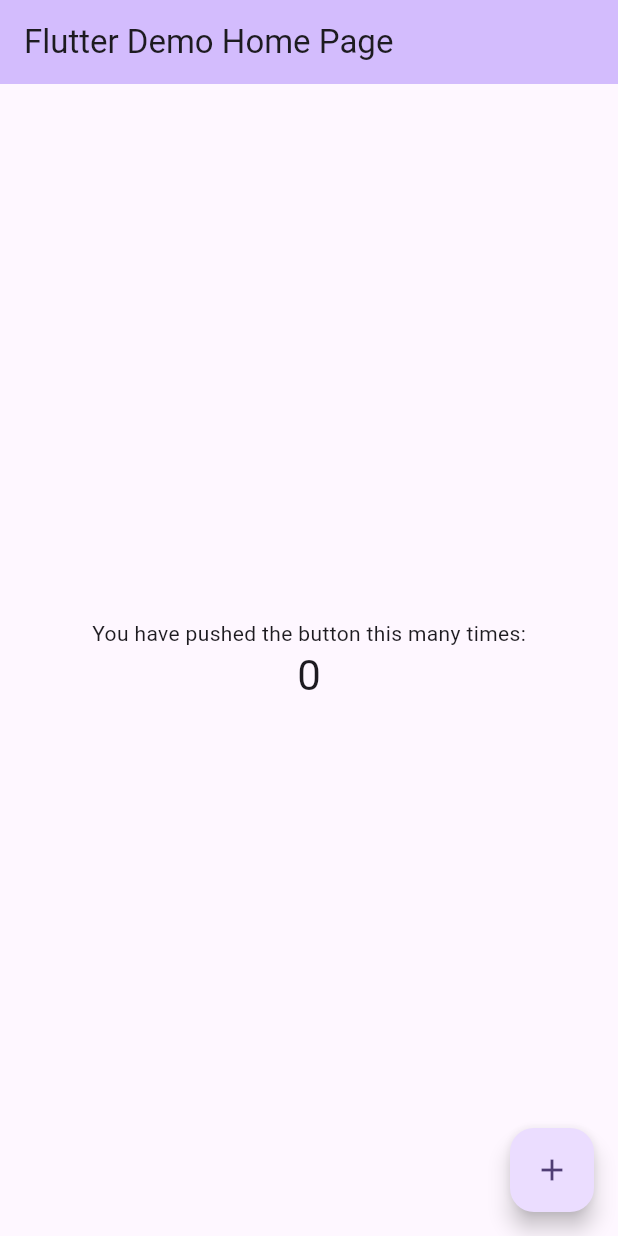
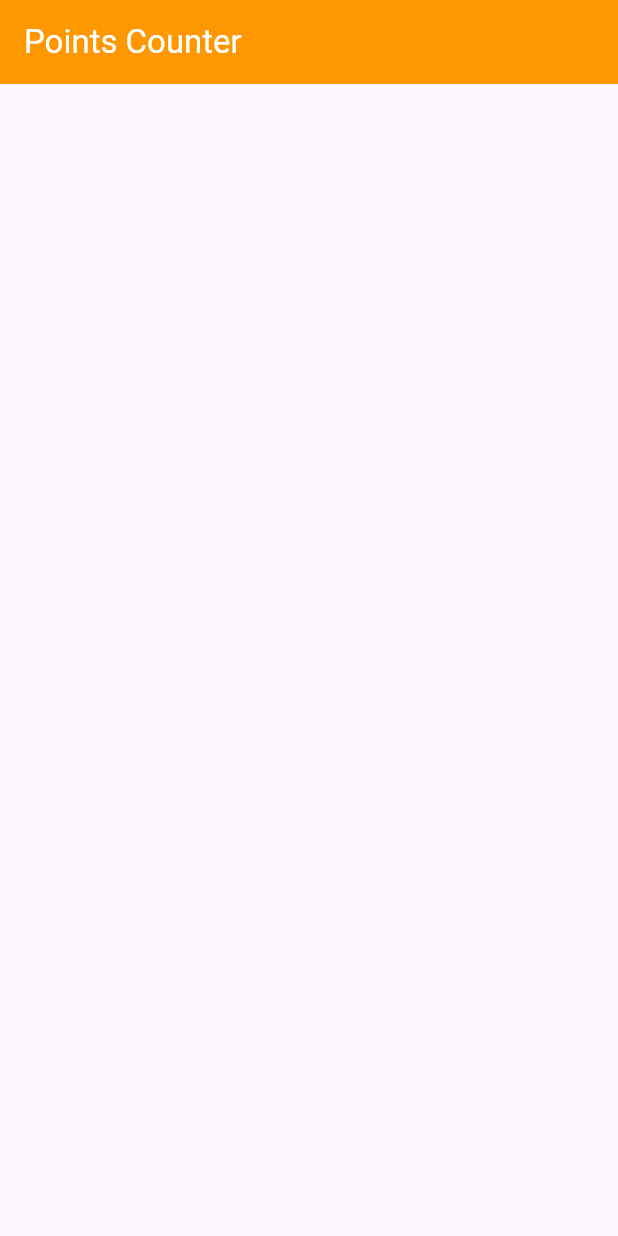
Before and after one commit to 01151634247/Basket_Boint_CounterApp, a Flutter app: the screen it shows after launch, on a phone screen of 412 x 824 dp. Run offline on Flutter 3.47's test engine with Material 3 defaults, Android fonts, the phone set to English and light mode, and no system bars.

Commit message:
create wiget home body

```diff
--- a/lib/main.dart
+++ b/lib/main.dart
@@ -1,122 +1,18 @@
+import 'package:basketball_point_counter_app/widget/Basket_Counter_Body.dart';
 import 'package:flutter/material.dart';
 
 void main() {
-  runApp(const MyApp());
+  runApp(const BasketCounterApp ());
 }
 
-class MyApp extends StatelessWidget {
-  const MyApp({super.key});
+class BasketCounterApp extends StatelessWidget {
+  const BasketCounterApp({super.key});
 
-  // This widget is the root of your application.
   @override
   Widget build(BuildContext context) {
     return MaterialApp(
-      title: 'Flutter Demo',
-      theme: ThemeData(
-        // This is the theme of your application.
-        //
-        // TRY THIS: Try running your application with "flutter run". You'll see
-        // the application has a purple toolbar. Then, without quitting the app,
-        // try changing the seedColor in the colorScheme below to Colors.green
-        // and then invoke "hot reload" (save your changes or press the "hot
-        // reload" button in a Flutter-supported IDE, or press "r" if you used
-        // the command line to start the app).
-        //
-        // Notice that the counter didn't reset back to zero; the application
-        // state is not lost during the reload. To reset the state, use hot
-        // restart instead.
-        //
-        // This works for code too, not just values: Most code changes can be
-        // tested with just a hot reload.
-        colorScheme: .fromSeed(seedColor: Colors.deepPurple),
-      ),
-      home: const MyHomePage(title: 'Flutter Demo Home Page'),
+      debugShowCheckedModeBanner: false,
+      home: BasketCounterBody(),
     );
   }
 }
-
-class MyHomePage extends StatefulWidget {
-  const MyHomePage({super.key, required this.title});
-
-  // This widget is the home page of your application. It is stateful, meaning
-  // that it has a State object (defined below) that contains fields that affect
-  // how it looks.
-
-  // This class is the configuration for the state. It holds the values (in this
-  // case the title) provided by the parent (in this case the App widget) and
-  // used by the build method of the State. Fields in a Widget subclass are
-  // always marked "final".
-
-  final String title;
-
-  @override
-  State<MyHomePage> createState() => _MyHomePageState();
-}
-
-class _MyHomePageState extends State<MyHomePage> {
-  int _counter = 0;
-
-  void _incrementCounter() {
-    setState(() {
-      // This call to setState tells the Flutter framework that something has
-      // changed in this State, which causes it to rerun the build method below
-      // so that the display can reflect the updated values. If we changed
-      // _counter without calling setState(), then the build method would not be
-      // called again, and so nothing would appear to happen.
-      _counter++;
-    });
-  }
-
-  @override
-  Widget build(BuildContext context) {
-    // This method is rerun every time setState is called, for instance as done
-    // by the _incrementCounter method above.
-    //
-    // The Flutter framework has been optimized to make rerunning build methods
-    // fast, so that you can just rebuild anything that needs updating rather
-    // than having to individually change instances of widgets.
-    return Scaffold(
-      appBar: AppBar(
-        // TRY THIS: Try changing the color here to a specific color (to
-        // Colors.amber, perhaps?) and trigger a hot reload to see the AppBar
-        // change color while the other colors stay the same.
-        backgroundColor: Theme.of(context).colorScheme.inversePrimary,
-        // Here we take the value from the MyHomePage object that was created by
-        // the App.build method, and use it to set our appbar title.
-        title: Text(widget.title),
-      ),
-      body: Center(
-        // Center is a layout widget. It takes a single child and positions it
-        // in the middle of the parent.
-        child: Column(
-          // Column is also a layout widget. It takes a list of children and
-          // arranges them vertically. By default, it sizes itself to fit its
-          // children horizontally, and tries to be as tall as its parent.
-          //
-          // Column has various properties to control how it sizes itself and
-          // how it positions its children. Here we use mainAxisAlignment to
-          // center the children vertically; the main axis here is the vertical
-          // axis because Columns are vertical (the cross axis would be
-          // horizontal).
-          //
-          // TRY THIS: Invoke "debug painting" (choose the "Toggle Debug Paint"
-          // action in the IDE, or press "p" in the console), to see the
-          // wireframe for each widget.
-          mainAxisAlignment: .center,
-          children: [
-            const Text('You have pushed the button this many times:'),
-            Text(
-              '$_counter',
-              style: Theme.of(context).textTheme.headlineMedium,
-            ),
-          ],
-        ),
-      ),
-      floatingActionButton: FloatingActionButton(
-        onPressed: _incrementCounter,
-        tooltip: 'Increment',
-        child: const Icon(Icons.add),
-      ),
-    );
-  }
-}
--- /dev/null
+++ b/lib/widget/Basket_Counter_Body.dart
@@ -0,0 +1,32 @@
+
+import 'package:flutter/material.dart';
+
+class BasketCounterBody extends StatelessWidget {
+  const BasketCounterBody({super.key});
+
+  @override
+  Widget build(BuildContext context) {
+    return Scaffold(
+      appBar: AppBar(
+        backgroundColor: Colors.orange,
+        title: Text('Points Counter',style: TextStyle(color: Colors.white),),
+        ),
+        body: Column(
+          children: [
+            Row(
+              children: [
+                Column(
+                  children: [
+
+
+                  ],
+                ),
+
+              ],
+            ),
+
+          ],
+        ),
+    );
+  }
+}
```
